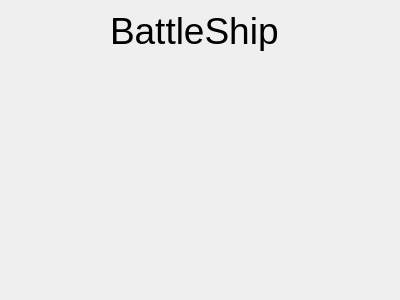
Old version of the form battleaigame.ui in the repository rc2524/Battleship-game.
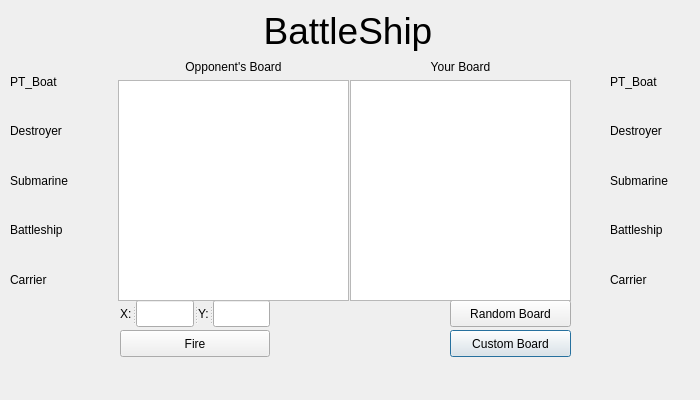
New version of the form.

What changed in the file:
```diff
--- a/battleaigame.ui
+++ b/battleaigame.ui
@@ -6,8 +6,8 @@
    <rect>
     <x>0</x>
     <y>0</y>
-    <width>400</width>
-    <height>300</height>
+    <width>700</width>
+    <height>400</height>
    </rect>
   </property>
   <property name="windowTitle">
@@ -16,9 +16,9 @@
   <widget class="QLabel" name="GameLogo">
    <property name="geometry">
     <rect>
-     <x>110</x>
+     <x>248</x>
      <y>10</y>
-     <width>191</width>
+     <width>200</width>
      <height>41</height>
     </rect>
    </property>
@@ -30,6 +30,240 @@
    <property name="text">
     <string>BattleShip</string>
    </property>
+   <property name="alignment">
+    <set>Qt::AlignCenter</set>
+   </property>
+  </widget>
+  <widget class="QPushButton" name="CustomButton">
+   <property name="geometry">
+    <rect>
+     <x>450</x>
+     <y>330</y>
+     <width>121</width>
+     <height>27</height>
+    </rect>
+   </property>
+   <property name="text">
+    <string>Custom Board</string>
+   </property>
+  </widget>
+  <widget class="QPushButton" name="RandomButton">
+   <property name="geometry">
+    <rect>
+     <x>450</x>
+     <y>300</y>
+     <width>121</width>
+     <height>27</height>
+    </rect>
+   </property>
+   <property name="text">
+    <string>Random Board</string>
+   </property>
+  </widget>
+  <widget class="QSplitter" name="Coordinates">
+   <property name="enabled">
+    <bool>true</bool>
+   </property>
+   <property name="geometry">
+    <rect>
+     <x>120</x>
+     <y>300</y>
+     <width>150</width>
+     <height>27</height>
+    </rect>
+   </property>
+   <property name="orientation">
+    <enum>Qt::Horizontal</enum>
+   </property>
+   <widget class="QLabel" name="XLabel">
+    <property name="enabled">
+     <bool>true</bool>
+    </property>
+    <property name="text">
+     <string>X:</string>
+    </property>
+   </widget>
+   <widget class="QLineEdit" name="FireRowText"/>
+   <widget class="QLabel" name="YLabel">
+    <property name="text">
+     <string>Y:</string>
+    </property>
+   </widget>
+   <widget class="QLineEdit" name="FireColText">
+    <property name="enabled">
+     <bool>true</bool>
+    </property>
+   </widget>
+  </widget>
+  <widget class="QWidget" name="layoutWidget">
+   <property name="geometry">
+    <rect>
+     <x>350</x>
+     <y>60</y>
+     <width>221</width>
+     <height>241</height>
+    </rect>
+   </property>
+   <layout class="QVBoxLayout" name="PlayerWin">
+    <property name="sizeConstraint">
+     <enum>QLayout::SetNoConstraint</enum>
+    </property>
+    <item>
+     <widget class="QLabel" name="PlayerBoardLabel">
+      <property name="text">
+       <string>Your Board</string>
+      </property>
+      <property name="alignment">
+       <set>Qt::AlignCenter</set>
+      </property>
+     </widget>
+    </item>
+    <item>
+     <widget class="QTextBrowser" name="PlayerGameBoard"/>
+    </item>
+   </layout>
+  </widget>
+  <widget class="QPushButton" name="FireButton">
+   <property name="geometry">
+    <rect>
+     <x>120</x>
+     <y>330</y>
+     <width>150</width>
+     <height>27</height>
+    </rect>
+   </property>
+   <property name="text">
+    <string>Fire</string>
+   </property>
+  </widget>
+  <widget class="QWidget" name="layoutWidget_2">
+   <property name="geometry">
+    <rect>
+     <x>118</x>
+     <y>60</y>
+     <width>231</width>
+     <height>241</height>
+    </rect>
+   </property>
+   <layout class="QVBoxLayout" name="EnemyWin">
+    <property name="sizeConstraint">
+     <enum>QLayout::SetNoConstraint</enum>
+    </property>
+    <item>
+     <widget class="QLabel" name="EnemyBoardLabel">
+      <property name="text">
+       <string>Opponent's Board</string>
+      </property>
+      <property name="alignment">
+       <set>Qt::AlignCenter</set>
+      </property>
+     </widget>
+    </item>
+    <item>
+     <widget class="QTextBrowser" name="OpponentGameBoard">
+      <property name="maximumSize">
+       <size>
+        <width>16777215</width>
+        <height>16777215</height>
+       </size>
+      </property>
+     </widget>
+    </item>
+   </layout>
+  </widget>
+  <widget class="QWidget" name="layoutWidget">
+   <property name="geometry">
+    <rect>
+     <x>10</x>
+     <y>60</y>
+     <width>75</width>
+     <height>241</height>
+    </rect>
+   </property>
+   <layout class="QVBoxLayout" name="EnemyShips">
+    <item>
+     <widget class="QLabel" name="Enemy_Pt">
+      <property name="text">
+       <string>PT_Boat</string>
+      </property>
+     </widget>
+    </item>
+    <item>
+     <widget class="QLabel" name="Enemy_Des">
+      <property name="text">
+       <string>Destroyer</string>
+      </property>
+     </widget>
+    </item>
+    <item>
+     <widget class="QLabel" name="Enemy_Sub">
+      <property name="text">
+       <string>Submarine</string>
+      </property>
+     </widget>
+    </item>
+    <item>
+     <widget class="QLabel" name="Enemy_Bat">
+      <property name="text">
+       <string>Battleship</string>
+      </property>
+     </widget>
+    </item>
+    <item>
+     <widget class="QLabel" name="Enemy_Car">
+      <property name="text">
+       <string>Carrier</string>
+      </property>
+     </widget>
+    </item>
+   </layout>
+  </widget>
+  <widget class="QWidget" name="layoutWidget_3">
+   <property name="geometry">
+    <rect>
+     <x>610</x>
+     <y>60</y>
+     <width>75</width>
+     <height>241</height>
+    </rect>
+   </property>
+   <layout class="QVBoxLayout" name="PlayerShips">
+    <item>
+     <widget class="QLabel" name="Player_Pt">
+      <property name="text">
+       <string>PT_Boat</string>
+      </property>
+     </widget>
+    </item>
+    <item>
+     <widget class="QLabel" name="Player_Des">
+      <property name="text">
+       <string>Destroyer</string>
+      </property>
+     </widget>
+    </item>
+    <item>
+     <widget class="QLabel" name="Player_Sub">
+      <property name="text">
+       <string>Submarine</string>
+      </property>
+     </widget>
+    </item>
+    <item>
+     <widget class="QLabel" name="Player_Bat">
+      <property name="text">
+       <string>Battleship</string>
+      </property>
+     </widget>
+    </item>
+    <item>
+     <widget class="QLabel" name="Player_Car">
+      <property name="text">
+       <string>Carrier</string>
+      </property>
+     </widget>
+    </item>
+   </layout>
   </widget>
  </widget>
  <resources/>
```
